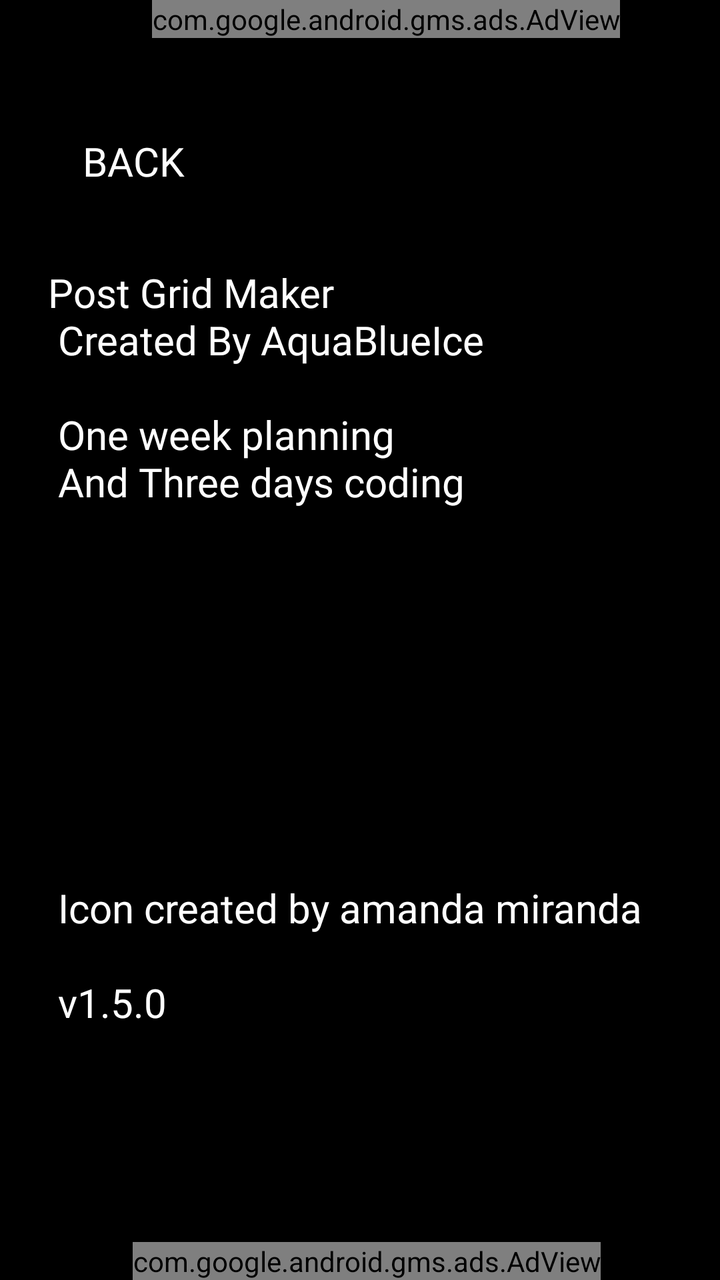
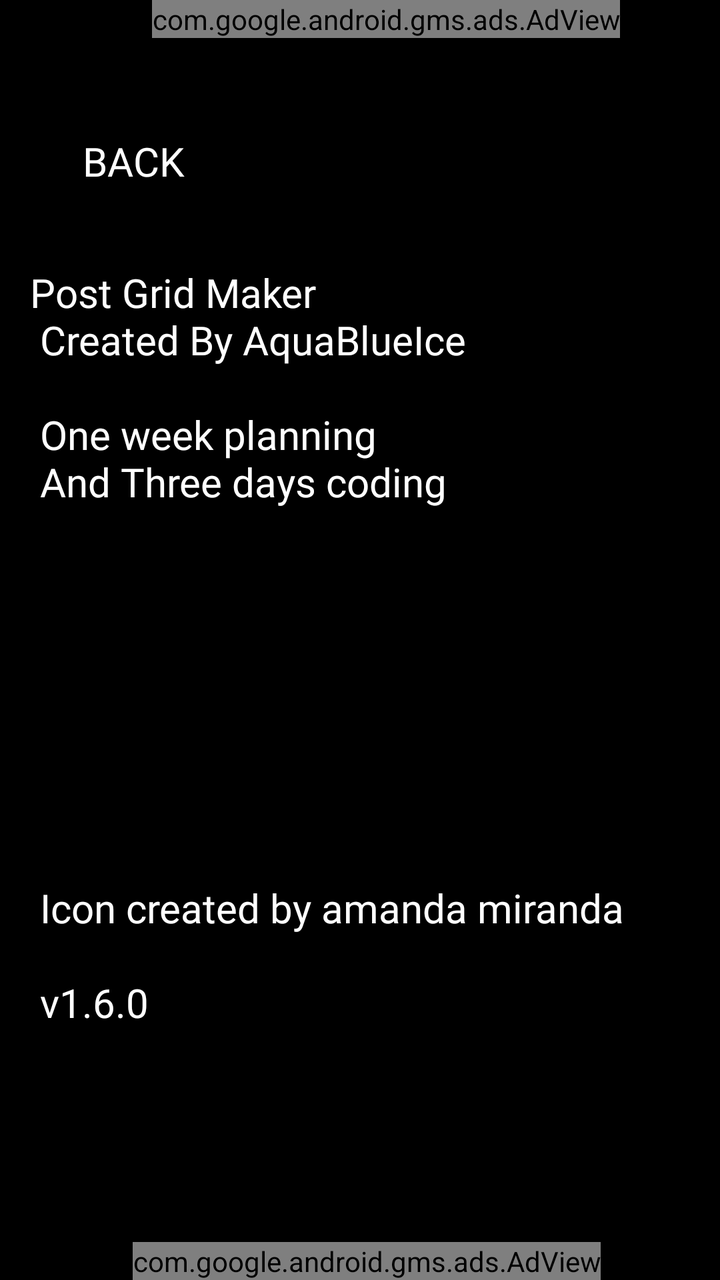

The first picture is an Android layout as it rendered before a commit; the second is the same layout after the commit. The layout source and the unified diff follow.
<!-- AndroidManifest.xml: application theme Theme.PostGridMaker -->
<!-- res/layout/activity_credits.xml -->
<?xml version="1.0" encoding="utf-8"?>
<androidx.constraintlayout.widget.ConstraintLayout xmlns:android="http://schemas.android.com/apk/res/android"
    xmlns:app="http://schemas.android.com/apk/res-auto"
    xmlns:tools="http://schemas.android.com/tools"
    android:layout_width="match_parent"
    android:layout_height="match_parent"
    android:background="@color/black"
    tools:context=".Credits">


    <Button
        android:id="@+id/btnCredits"
        android:layout_width="wrap_content"
        android:layout_height="wrap_content"
        android:background="?android:attr/selectableItemBackground"
        android:fontFamily="@font/chawp"
        android:text="Back"
        android:textColor="#FFF"
        android:textSize="20dp"
        app:layout_constraintBottom_toBottomOf="parent"
        app:layout_constraintEnd_toEndOf="parent"
        app:layout_constraintHorizontal_bias="0.083"
        app:layout_constraintStart_toStartOf="parent"
        app:layout_constraintTop_toTopOf="parent"
        app:layout_constraintVertical_bias="0.096" />

    <TextView
        android:id="@+id/txtCred"
        android:layout_width="wrap_content"
        android:layout_height="wrap_content"
        android:layout_marginStart="24dp"
        android:layout_marginTop="28dp"
        android:fontFamily="@font/chawp"
        android:text="Post Grid Maker \n Created By AquaBlueIce \n\n One week planning \n And Three days coding \n\n\n\n\n\n\n\n\n Icon created by amanda miranda\n\n v1.5.0"
        android:textColor="#fff"
        android:textSize="20dp"
        app:layout_constraintStart_toStartOf="parent"
        app:layout_constraintTop_toBottomOf="@+id/btnCredits" />

    <com.google.android.gms.ads.AdView
        android:id="@+id/adView"
        android:layout_width="wrap_content"
        android:layout_height="wrap_content"
        android:layout_alignParentBottom="true"
        android:layout_centerHorizontal="true"
        app:adSize="BANNER"
        app:adUnitId="ca-app-pub-9355567583382018/4643316034"
        app:layout_constraintBottom_toTopOf="@+id/btnCredits"
        app:layout_constraintEnd_toEndOf="parent"
        app:layout_constraintHorizontal_bias="0.604"
        app:layout_constraintStart_toStartOf="parent"
        app:layout_constraintTop_toTopOf="parent"
        app:layout_constraintVertical_bias="0.0"></com.google.android.gms.ads.AdView>

    <com.google.android.gms.ads.AdView
        android:id="@+id/adView2"
        android:layout_width="wrap_content"
        android:layout_height="wrap_content"
        android:layout_alignParentBottom="true"
        android:layout_centerHorizontal="true"
        app:adSize="BANNER"
        app:adUnitId="ca-app-pub-9355567583382018/4643316034"
        app:layout_constraintBottom_toBottomOf="parent"
        app:layout_constraintEnd_toEndOf="parent"
        app:layout_constraintHorizontal_bias="0.527"
        app:layout_constraintStart_toStartOf="parent"></com.google.android.gms.ads.AdView>

</androidx.constraintlayout.widget.ConstraintLayout>
<!-- resources referenced by this layout -->
<resources>
  <color name="black">#FF000000</color>
  <style name="Theme.PostGridMaker" parent="Base.Theme.PostGridMaker" />
  <style name="Base.Theme.PostGridMaker" parent="Theme.AppCompat.DayNight.NoActionBar">
          
          
          <item name="android:statusBarColor">@color/black</item>
      </style>
</resources>

<!-- the commit's change to res/layout/activity_credits.xml (unified diff, before → after) -->
@@ -26,14 +26,14 @@
 
     <TextView
         android:id="@+id/txtCred"
-        android:layout_width="wrap_content"
-        android:layout_height="wrap_content"
-        android:layout_marginStart="24dp"
+        android:layout_width="330dp"
+        android:layout_height="512dp"
         android:layout_marginTop="28dp"
         android:fontFamily="@font/chawp"
-        android:text="Post Grid Maker \n Created By AquaBlueIce \n\n One week planning \n And Three days coding \n\n\n\n\n\n\n\n\n Icon created by amanda miranda\n\n v1.5.0"
+        android:text="Post Grid Maker \n Created By AquaBlueIce \n\n One week planning \n And Three days coding \n\n\n\n\n\n\n\n\n Icon created by amanda miranda\n\n v1.6.0"
         android:textColor="#fff"
         android:textSize="20dp"
+        app:layout_constraintEnd_toEndOf="parent"
         app:layout_constraintStart_toStartOf="parent"
         app:layout_constraintTop_toBottomOf="@+id/btnCredits" />
 
